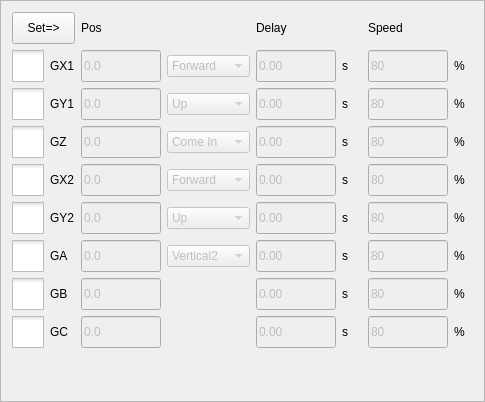
Before: the Qt Designer form hcinstruction/actionsettingframe.ui in GaussCheng/2-5AxisPunch, drawn with Qt 5.
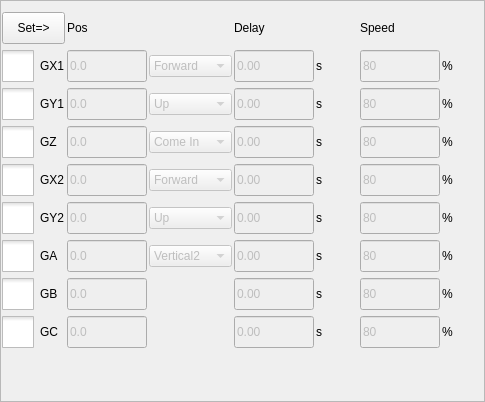
After: the same form once the commit is applied. Icons and pictures are not drawn. Custom widgets are drawn as their Qt base class.

Commit message: 1.修正教导轴动作页面的布局

```diff
--- a/hcinstruction/actionsettingframe.ui
+++ b/hcinstruction/actionsettingframe.ui
@@ -20,6 +20,15 @@
    <enum>QFrame::Raised</enum>
   </property>
   <layout class="QGridLayout" name="gridLayout">
+   <property name="leftMargin">
+    <number>1</number>
+   </property>
+   <property name="rightMargin">
+    <number>1</number>
+   </property>
+   <property name="horizontalSpacing">
+    <number>2</number>
+   </property>
    <property name="verticalSpacing">
     <number>6</number>
    </property>
```
The commit also changes 1 other file.
